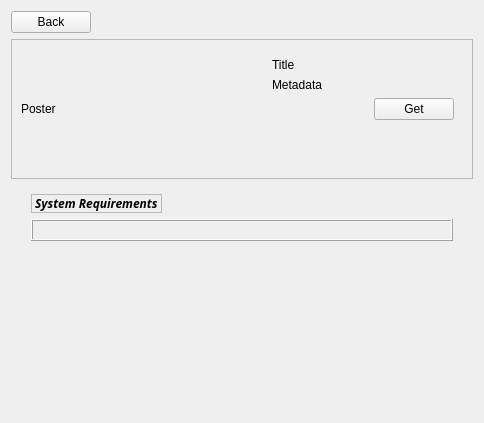
This is ui_design/game_page.ui in EpicDarkGalaxy/GamesYARD as Qt 5 draws it before an edit. The edited form follows.
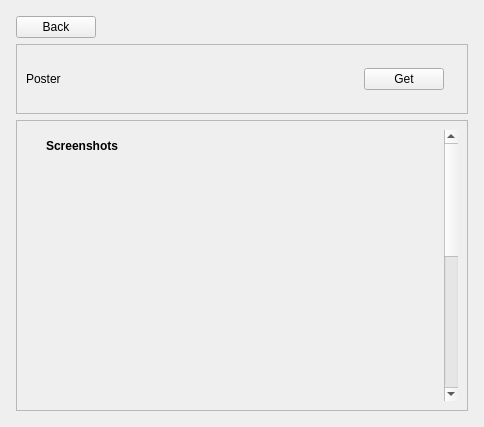
This is the edited form.

Patch:
```diff
--- a/ui_design/game_page.ui
+++ b/ui_design/game_page.ui
@@ -7,15 +7,33 @@
     <x>0</x>
     <y>0</y>
     <width>484</width>
-    <height>423</height>
+    <height>427</height>
    </rect>
   </property>
+  <property name="sizePolicy">
+   <sizepolicy hsizetype="Preferred" vsizetype="Preferred">
+    <horstretch>0</horstretch>
+    <verstretch>0</verstretch>
+   </sizepolicy>
+  </property>
   <property name="windowTitle">
    <string>Form</string>
   </property>
   <layout class="QVBoxLayout" name="verticalLayout">
    <item>
     <layout class="QVBoxLayout" name="verticalLayout_4">
+     <property name="leftMargin">
+      <number>5</number>
+     </property>
+     <property name="topMargin">
+      <number>5</number>
+     </property>
+     <property name="rightMargin">
+      <number>5</number>
+     </property>
+     <property name="bottomMargin">
+      <number>5</number>
+     </property>
      <item>
       <widget class="QPushButton" name="btn_back">
        <property name="sizePolicy">
@@ -52,6 +70,18 @@
        <layout class="QHBoxLayout" name="horizontalLayout_5">
         <item>
          <layout class="QHBoxLayout" name="horizontalLayout_4">
+          <property name="leftMargin">
+           <number>0</number>
+          </property>
+          <property name="topMargin">
+           <number>0</number>
+          </property>
+          <property name="rightMargin">
+           <number>0</number>
+          </property>
+          <property name="bottomMargin">
+           <number>0</number>
+          </property>
           <item>
            <widget class="QLabel" name="game_poster">
             <property name="sizePolicy">
@@ -103,24 +133,25 @@
             </property>
             <layout class="QVBoxLayout" name="verticalLayout_5">
              <item>
-              <widget class="QLabel" name="game_title">
-               <property name="text">
-                <string>Title</string>
-               </property>
-               <property name="wordWrap">
-                <bool>false</bool>
-               </property>
-              </widget>
-             </item>
-             <item>
-              <widget class="QLabel" name="game_metadata">
-               <property name="text">
-                <string>Metadata</string>
-               </property>
-              </widget>
+              <layout class="QGridLayout" name="meta_info"/>
              </item>
              <item>
               <layout class="QHBoxLayout" name="horizontalLayout_6">
+               <property name="spacing">
+                <number>5</number>
+               </property>
+               <property name="leftMargin">
+                <number>5</number>
+               </property>
+               <property name="topMargin">
+                <number>5</number>
+               </property>
+               <property name="rightMargin">
+                <number>5</number>
+               </property>
+               <property name="bottomMargin">
+                <number>5</number>
+               </property>
                <item>
                 <spacer name="horizontalSpacer_2">
                  <property name="orientation">
@@ -164,19 +195,6 @@
                </item>
               </layout>
              </item>
-             <item>
-              <spacer name="verticalSpacer_2">
-               <property name="orientation">
-                <enum>Qt::Orientation::Vertical</enum>
-               </property>
-               <property name="sizeHint" stdset="0">
-                <size>
-                 <width>20</width>
-                 <height>40</height>
-                </size>
-               </property>
-              </spacer>
-             </item>
             </layout>
            </widget>
           </item>
@@ -185,6 +203,23 @@
        </layout>
       </widget>
      </item>
+     <item>
+      <widget class="QFrame" name="description_frame">
+       <property name="sizePolicy">
+        <sizepolicy hsizetype="Preferred" vsizetype="Preferred">
+         <horstretch>0</horstretch>
+         <verstretch>0</verstretch>
+        </sizepolicy>
+       </property>
+       <property name="frameShape">
+        <enum>QFrame::Shape::StyledPanel</enum>
+       </property>
+       <property name="frameShadow">
+        <enum>QFrame::Shadow::Raised</enum>
+       </property>
+       <layout class="QVBoxLayout" name="verticalLayout_7">
+        <item>
+         <layout class="QVBoxLayout" name="verticalLayout_3">
      <item>
       <widget class="QScrollArea" name="description_scroll">
        <property name="sizePolicy">
@@ -204,8 +239,8 @@
          <rect>
           <x>0</x>
           <y>0</y>
-          <width>464</width>
-          <height>215</height>
+               <width>420</width>
+               <height>596</height>
          </rect>
         </property>
         <property name="sizePolicy">
@@ -231,13 +266,74 @@
            </property>
            <property name="font">
             <font>
-             <family>Ubuntu Mono</family>
-             <italic>true</italic>
              <bold>true</bold>
             </font>
            </property>
+                <property name="text">
+                 <string>Screenshots</string>
+                </property>
+               </widget>
+              </item>
+              <item>
+               <widget class="QScrollArea" name="gallery_area">
+                <property name="minimumSize">
+                 <size>
+                  <width>0</width>
+                  <height>500</height>
+                 </size>
+                </property>
            <property name="frameShape">
-            <enum>QFrame::Shape::StyledPanel</enum>
+                 <enum>QFrame::Shape::NoFrame</enum>
+                </property>
+                <property name="verticalScrollBarPolicy">
+                 <enum>Qt::ScrollBarPolicy::ScrollBarAlwaysOff</enum>
+                </property>
+                <property name="sizeAdjustPolicy">
+                 <enum>QAbstractScrollArea::SizeAdjustPolicy::AdjustToContents</enum>
+                </property>
+                <property name="widgetResizable">
+                 <bool>true</bool>
+                </property>
+                <widget class="QWidget" name="gallery">
+                 <property name="geometry">
+                  <rect>
+                   <x>0</x>
+                   <y>0</y>
+                   <width>380</width>
+                   <height>500</height>
+                  </rect>
+                 </property>
+                 <property name="sizePolicy">
+                  <sizepolicy hsizetype="Expanding" vsizetype="Expanding">
+                   <horstretch>0</horstretch>
+                   <verstretch>0</verstretch>
+                  </sizepolicy>
+                 </property>
+                 <layout class="QHBoxLayout" name="horizontalLayout_7">
+                  <item>
+                   <layout class="QHBoxLayout" name="gallery_layout"/>
+                  </item>
+                 </layout>
+                </widget>
+               </widget>
+              </item>
+              <item>
+               <widget class="QLabel" name="sys_req_sec_label">
+                <property name="sizePolicy">
+                 <sizepolicy hsizetype="Fixed" vsizetype="Fixed">
+                  <horstretch>0</horstretch>
+                  <verstretch>0</verstretch>
+                 </sizepolicy>
+                </property>
+                <property name="font">
+                 <font>
+                  <family>Ubuntu</family>
+                  <italic>false</italic>
+                  <bold>true</bold>
+                 </font>
+                </property>
+                <property name="frameShape">
+                 <enum>QFrame::Shape::NoFrame</enum>
            </property>
            <property name="text">
             <string>System Requirements</string>
@@ -277,6 +373,11 @@
          </item>
         </layout>
        </widget>
+           </widget>
+          </item>
+         </layout>
+        </item>
+       </layout>
       </widget>
      </item>
     </layout>
```
Left out of the diff: 10 changed lines with no effect on the pictures. Lines whose indentation alone changed are shown as unchanged.
